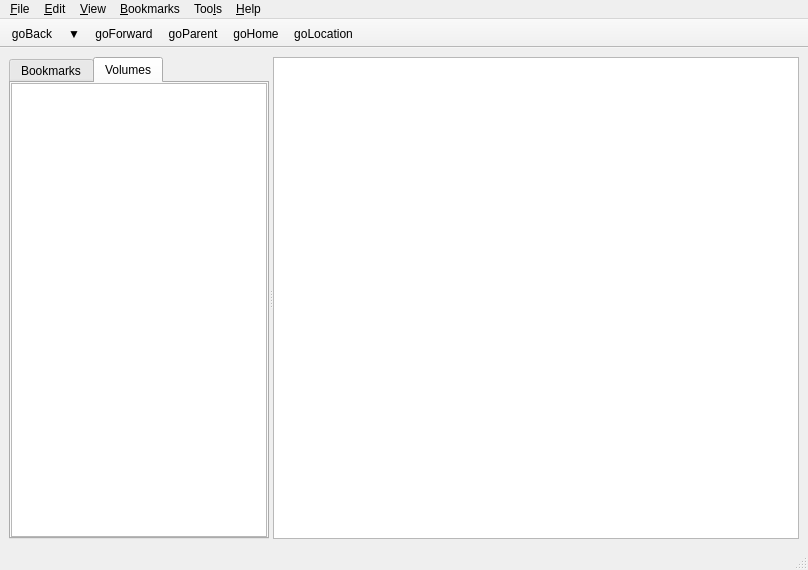
Above: designer/main.ui from krisfris/ziu before the change. Below: the same form after it.
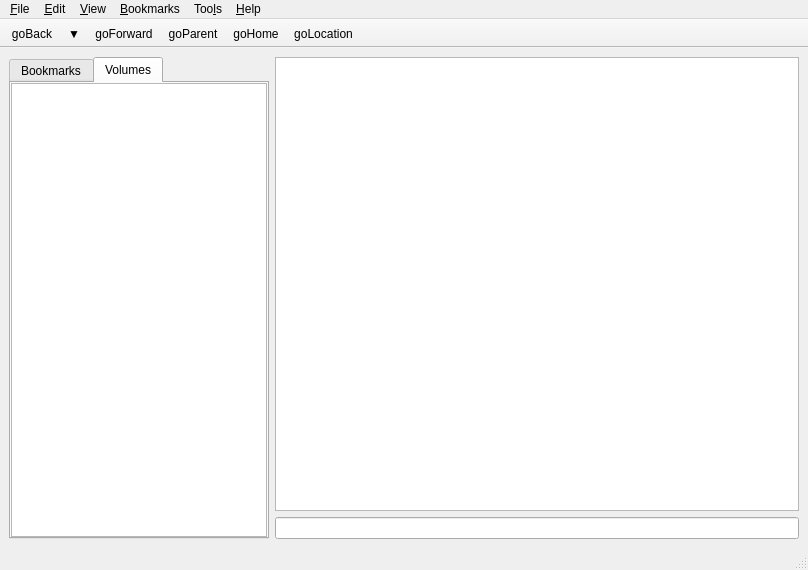
That is the form after the change. Icons and pictures are not drawn. Custom widgets are drawn as their Qt base class.

```diff
--- a/designer/main.ui
+++ b/designer/main.ui
@@ -20,13 +20,8 @@
    <enum>QTabWidget::Rounded</enum>
   </property>
   <widget class="QWidget" name="centralwidget">
-   <layout class="QVBoxLayout" name="verticalLayout_2">
+   <layout class="QHBoxLayout" name="horizontalLayout" stretch="0,1">
     <item>
-     <widget class="QSplitter" name="splitter">
-      <property name="orientation">
-       <enum>Qt::Horizontal</enum>
-      </property>
-      <widget class="QWidget" name="layoutWidget">
        <layout class="QVBoxLayout" name="verticalLayout">
         <property name="spacing">
          <number>6</number>
@@ -95,8 +90,11 @@
          </widget>
         </item>
        </layout>
-      </widget>
-      <widget class="QListView" name="listView">
+    </item>
+    <item>
+     <layout class="QVBoxLayout" name="verticalLayout_5">
+      <item>
+       <widget class="ListView" name="listView">
        <property name="sizePolicy">
         <sizepolicy hsizetype="Expanding" vsizetype="Expanding">
          <horstretch>1</horstretch>
@@ -143,7 +141,11 @@
         <bool>true</bool>
        </property>
       </widget>
-     </widget>
+      </item>
+      <item>
+       <widget class="EditFilter" name="edit_filter"/>
+      </item>
+     </layout>
     </item>
    </layout>
   </widget>
@@ -350,6 +352,18 @@
    </property>
   </action>
  </widget>
+ <customwidgets>
+  <customwidget>
+   <class>ListView</class>
+   <extends>QListView</extends>
+   <header>ziu/listview.h</header>
+  </customwidget>
+  <customwidget>
+   <class>EditFilter</class>
+   <extends>QLineEdit</extends>
+   <header>ziu/editfilter.h</header>
+  </customwidget>
+ </customwidgets>
  <resources/>
  <connections/>
 </ui>
```
Lines whose indentation alone changed are shown as unchanged.
